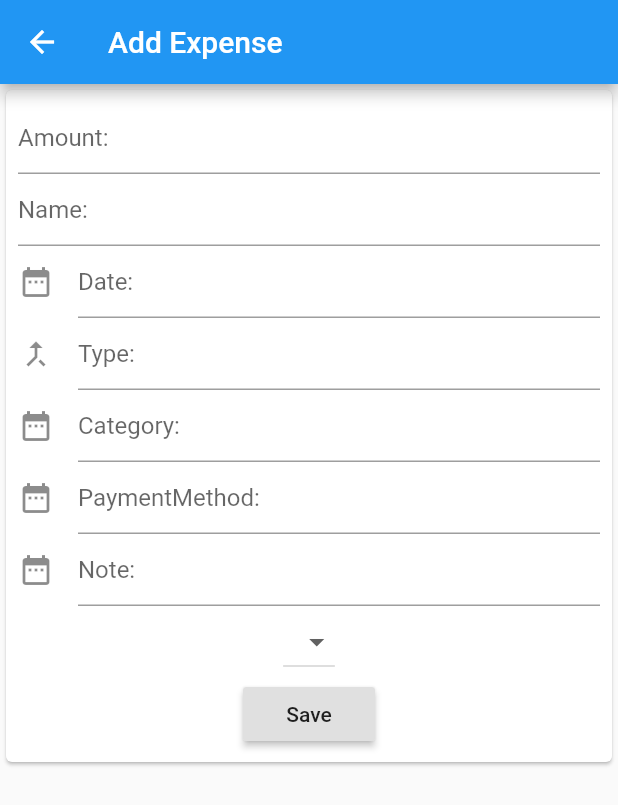
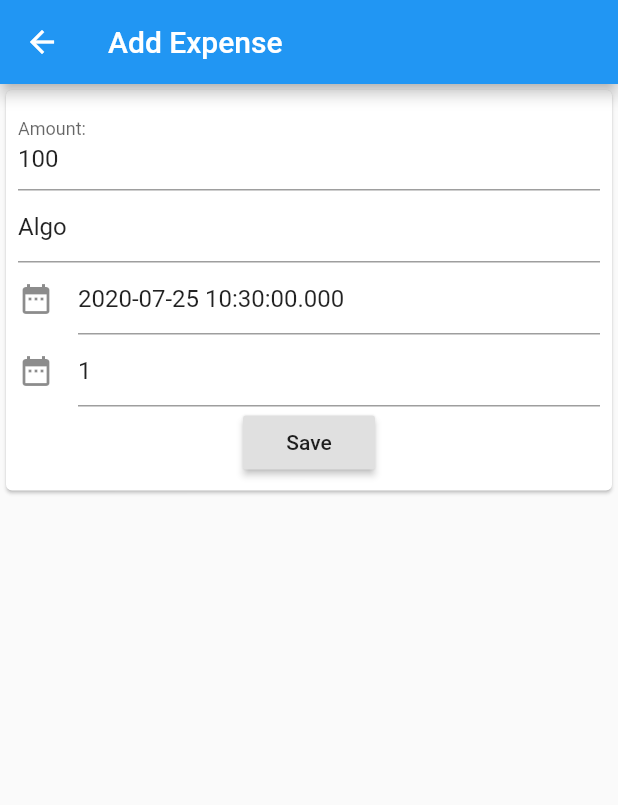
Before and after one commit to serg3vr/nomoni-app, a Flutter app: the AddExpense screen opened by its route, after a tap on "Save", on a phone screen of 412 x 824 dp. Shown: the top 805 px of the screen. Run offline on Flutter 3.47's test engine with Material 2 defaults, Android fonts, the phone set to English and light mode, and no system bars; our stand-ins replace flutter_slidable, shared_preferences; accounts and stored records are empty; network calls fail.

Commit message:
Borrrar gastos

```diff
--- a/lib/models/expenses_model.dart
+++ b/lib/models/expenses_model.dart
@@ -1,62 +1,60 @@
 class ExpensesModel {
-  int id;
-  String created_at;
-  int created_by;
-  String modified_at;
-  int modified_by;
+  // int id;
+  // String created_at;
+  // int created_by;
+  // String modified_at;
+  // int modified_by;
   BigInt amount;
+  String concept;
   String date;
-  String concept;
-  String note;
-  int type_id;
-  int category_id;
-  int payment_method_id;
-  int user_id;
+  // String note;
+  // int type_id;
+  int categoryId;
+  // int payment_method_id;
+  // int user_id;
 
   ExpensesModel(
-    this.id,
-    this.created_at,
-    this.created_by,
-    this.modified_at,
-    this.modified_by,
+    // this.id,
+    // this.created_at,
+    // this.created_by,
+    // this.modified_at,
+    // this.modified_by,
     this.amount,
     this.date,
     this.concept,
-    this.note,
-    this.type_id,
-    this.category_id,
-    this.payment_method_id,
-    this.user_id
+    // this.note,
+    // this.type_id,
+    this.categoryId,
+    // this.payment_method_id,
   );
 
   ExpensesModel.fromJson(Map<String, dynamic> json):
-    id = json['id'],
-    created_at = json['created_at'],
-    created_by = json['created_by'],
-    modified_at = json['modified_at'],
-    modified_by = json['modified_by'],
+    // id = json['id'],
+    // created_at = json['created_at'],
+    // created_by = json['created_by'],
+    // modified_at = json['modified_at'],
+    // modified_by = json['modified_by'],
     amount = json['amount'],
     date = json['date'],
     concept = json['concept'],
-    note = json['note'],
-    type_id = json['type_id'],
-    category_id = json['category_id'],
-    payment_method_id = json['payment_method_id'],
-    user_id = json['user_id'];
+    // note = json['note'],
+    // type_id = json['type_id'],
+    categoryId = json['category_id'];
+    // payment_method_id = json['payment_method_id'],
 
-  Map<String, dynamic> toJson() => {
-    'id': id,
-    'created_at': created_at,
-    'created_by': created_by,
-    'modified_at': modified_at,
-    'modified_by': modified_by,
-    'amount': amount,
-    'date': date,
-    'concept': concept,
-    'note': note,
-    'type_id': type_id,
-    'category_id': category_id,
-    'payment_method_id': payment_method_id,
-    'user_id': user_id
-  };
+  // Map<String, dynamic> toJson() => {
+  //   'id': id,
+  //   'created_at': created_at,
+  //   'created_by': created_by,
+  //   'modified_at': modified_at,
+  //   'modified_by': modified_by,
+  //   'amount': amount,
+  //   'date': date,
+  //   'concept': concept,
+  //   'note': note,
+  //   'type_id': type_id,
+  //   'category_id': category_id,
+  //   'payment_method_id': payment_method_id,
+  //   'user_id': user_id
+  // };
 }
--- a/lib/pages/add_expense.dart
+++ b/lib/pages/add_expense.dart
@@ -1,9 +1,7 @@
 import 'package:flutter/material.dart';
 import 'package:flutter/services.dart';
-import 'package:nomoni_app/utils/user_prefs.dart';
-import '../models/expenses_model.dart';
-import 'package:shared_preferences/shared_preferences.dart';
 import 'dart:convert';
+import 'package:nomoni_app/utils/api.dart' as api;
 
 class AddExpense extends StatefulWidget {
   final String title;
@@ -19,10 +17,21 @@ class _AddExpenseState extends State<AddExpense> {
   final amountController = TextEditingController();
   final conceptController = TextEditingController();
   final dateController = TextEditingController();
-  final typeIdController = TextEditingController();
+  // final typeIdController = TextEditingController();
   final categoryIdController = TextEditingController();
-  final paymentMethodIdController = TextEditingController();
-  final noteController = TextEditingController();
+  // final paymentMethodIdController = TextEditingController();
+  // final noteController = TextEditingController();
+
+  @override
+  void initState() {
+    super.initState();
+    // _loadData();
+    amountController.text = '100';
+    conceptController.text = 'Algo';
+    var now = new DateTime.now();
+    dateController.text = now.toString();
+    categoryIdController.text = '1';
+	}
 
   @override
   void dispose() {
@@ -31,12 +40,15 @@ class _AddExpenseState extends State<AddExpense> {
     super.dispose();
   }
 
-  Future<void> _createAndPrintSpendData(String amount, String name) async {
-    // SharedPreferences prefs = await SharedPreferences.getInstance();
-    // List<String>  myList =  (prefs.getStringList('myList') ?? List<String>());
-    // ExpensesModel model = ExpensesModel(null, null, null, null, null, null, null, null, null, null, null, null, null);
-    // myList.add(jsonEncode(model));
-    // prefs.setStringList('myList', myList);
+  Future<void> _createSpend(Map params) async {
+    await api.post('spends', params).then((response) {
+      print(response.body);
+      Map data = jsonDecode(response.body);
+      bool result = data['result'];
+      if (result) {
+        Navigator.pushReplacementNamed(context, '/expenses');
+      }
+    });
   }
 
   @override
@@ -60,7 +72,7 @@ class _AddExpenseState extends State<AddExpense> {
                   ),
                   decoration: InputDecoration(
                     hintText: "Amount: ",
-                    // labelText: 'Amount: ',
+                    labelText: 'Amount: ',
                     // icon: Icon(Icons.add_to_queue)
                   )
                 ),
@@ -80,14 +92,6 @@ class _AddExpenseState extends State<AddExpense> {
                   ),
                 ),
                 TextFormField(
-                  controller: typeIdController,
-                  keyboardType: TextInputType.text,
-                  decoration: InputDecoration(
-                    hintText: 'Type: ',
-                    icon: Icon(Icons.merge_type)
-                  ),
-                ),
-                TextFormField(
                   controller: categoryIdController,
                   keyboardType: TextInputType.text,
                   decoration: InputDecoration(
@@ -95,57 +99,31 @@ class _AddExpenseState extends State<AddExpense> {
                     icon: Icon(Icons.date_range)
                   ),
                 ),
-                TextFormField(
-                  controller: paymentMethodIdController,
-                  keyboardType: TextInputType.text,
-                  decoration: InputDecoration(
-                    hintText: 'PaymentMethod: ',
-                    icon: Icon(Icons.date_range)
-                  ),
-                ),
-                TextFormField(
-                  controller: noteController,
-                  keyboardType: TextInputType.text,
-                  decoration: InputDecoration(
-                    hintText: 'Note: ',
-                    icon: Icon(Icons.date_range)
-                  ),
-                ),
-                new DropdownButton<String>(
+                /* Expanded(
+                  child: new DropdownButton<String>(
                     items: <String>['A', 'B', 'C', 'D'].map((String value) {
                       return new DropdownMenuItem<String>(
                         value: value,
                         child: new Text(value),
                       );
                     }).toList(),
-                  onChanged: (_) {},
+                    onChanged: (_) {
+                      print(_);
+                    },
                   ),
+                ), */
                 RaisedButton(
                   onPressed: () {
-                    // _createAndPrintSpendData(amountController.text, conceptController.text);
-                    var createAt = dateController.text;
-                    var concept = conceptController.text;
-                    var amount = amountController.text;
-                    ExpensesModel expense = ExpensesModel(
-                      null,
-                      null,
-                      null,
-                      null,
-                      null,
-                      BigInt.parse(amountController.text),
-                      dateController.text,
-                      conceptController.text,
-                      null,
-                      int.parse(typeIdController.text),
-                      int.parse(categoryIdController.text),
-                      int.parse(paymentMethodIdController.text),
-                      UserPrefs.instance.id
-                    );
-                    print(expense);
-                    // Navigator.pushReplacementNamed(context, '/expenses');
-                    print(createAt);
-                    print(concept);
-                    print(amount);
+                    Map params = {
+                      'amount': amountController.text,
+                      'date': dateController.text,
+                      'concept': conceptController.text,
+                      // 'note': noteController.text,
+                      // 'type_id': typeIdController.text,
+                      'category_id': categoryIdController.text,
+                      // 'payment_method_id': paymentMethodIdController.text
+                    };
+                    _createSpend(params);
                   },
                   child: Text('Save'),
                 ),
--- a/lib/pages/edit_expense.dart
+++ b/lib/pages/edit_expense.dart
@@ -46,11 +46,11 @@ class _EditExpenseState extends State<EditExpense> {
   }
 
   Future<void> _updateData(String amount, String name) async {
-    SharedPreferences prefs = await SharedPreferences.getInstance();
-    List<String> myList = (prefs.getStringList('myList') ?? List<String>());
-    ExpensesModel model = ExpensesModel(null, null, null, null, null, null, null, null, null, null, null, null, null);
-    myList[widget.index] = jsonEncode(model);
-    prefs.setStringList('myList', myList);
+    // SharedPreferences prefs = await SharedPreferences.getInstance();
+    // List<String> myList = (prefs.getStringList('myList') ?? List<String>());
+    // ExpensesModel model = ExpensesModel(null, null, null, null, null, null, null, null, null, null, null, null, null);
+    // myList[widget.index] = jsonEncode(model);
+    // prefs.setStringList('myList', myList);
   }
 
   @override
--- a/lib/pages/expenses.dart
+++ b/lib/pages/expenses.dart
@@ -3,7 +3,6 @@ import 'package:flutter/cupertino.dart';
 import 'package:flutter/material.dart';
 import 'package:nomoni_app/pages/edit_expense.dart';
 import 'package:nomoni_app/utils/user_prefs.dart';
-import 'package:shared_preferences/shared_preferences.dart';
 import 'dart:convert';
 import 'package:flutter_slidable/flutter_slidable.dart';
 import 'package:nomoni_app/utils/api.dart' as api;
@@ -30,26 +29,24 @@ class _ExpensesState extends State<Expenses> {
   Future<void> _loadData() async {
 		int id = UserPrefs.instance.id;
     await api.get('spends/by-user/$id').then((response) {
-      print('Termino 0');
       Map data = jsonDecode(response.body);
       bool result = data['result'];
       if (result) {
 				mySpendsList = data['spends'];
-        print(mySpendsList.length);
       }
     });
   }
 
-  Future<void> _deleteRow(int index) async {
-    // SharedPreferences prefs = await SharedPreferences.getInstance();
-    // setState(() {
-    //   mySpendsList.removeAt(index);
-    //   List<String> auxList = [];
-    //   for (var s in mySpendsList) {
-    //     auxList.add(jsonEncode(s));
-    //   }
-    //   prefs.setStringList('myList', auxList);
-    // });
+  Future<void> _deleteSpend(int id) async {
+    await api.delete('spends/$id').then((response) {
+      print(response.body);
+      Map data = jsonDecode(response.body);
+      bool result = data['result'];
+      if (result) {
+        mySpendsList = [];
+        _loadData();
+      }
+    });
   }
 
   @override
@@ -145,7 +142,7 @@ class _ExpensesState extends State<Expenses> {
 																color: Colors.red,
 																icon: Icons.delete,
 																onTap: () {
-																	_deleteRow(index);
+																	_deleteSpend(mySpendsList[index]['id']);
 																}
 															),
 														],
--- a/lib/utils/api.dart
+++ b/lib/utils/api.dart
@@ -24,11 +24,16 @@ Map<String, String> getHeaders() {
 }
 
 Future<http.Response> get(String url) {
-  print(serverURI + url);
+  print('______________________________________________________GET: ' + serverURI + url);
   return http.get(serverURI + url, headers: getHeaders());
 }
 
 Future<http.Response> post(String url, dynamic body) {
-  print(serverURI + url);
+  print('______________________________________________________POST: ' + serverURI + url);
   return http.post(serverURI + url, headers: getHeaders(), body: body);
 }
+
+Future<http.Response> delete(String url) {
+  print('______________________________________________________DEL: ' + serverURI + url);
+  return http.delete(serverURI + url, headers: getHeaders());
+}
```
Lines whose indentation alone changed are shown as unchanged.
